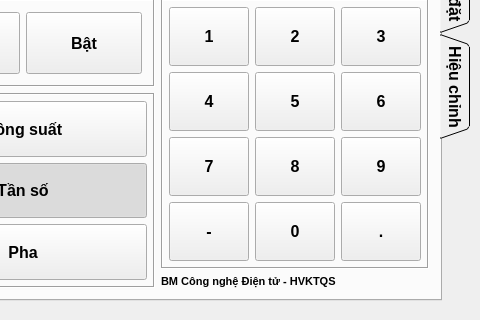
Qt form mainwindow.ui (kimphg/rasPi) before a commit; both pictures show x 320 to 800 and y 160 to 480 of the 800 by 480 pixel window.
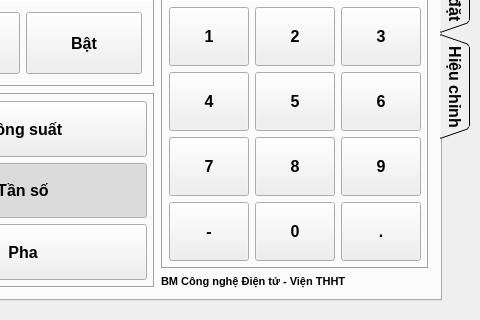
The same form after that commit. Icons and pictures are not drawn.

Diff of the .ui file:
```diff
--- a/mainwindow.ui
+++ b/mainwindow.ui
@@ -903,7 +903,7 @@
          </font>
         </property>
         <property name="text">
-         <string>BM Công nghệ Điện tử - HVKTQS</string>
+         <string>BM Công nghệ Điện tử - Viện THHT</string>
         </property>
        </widget>
       </item>
```
